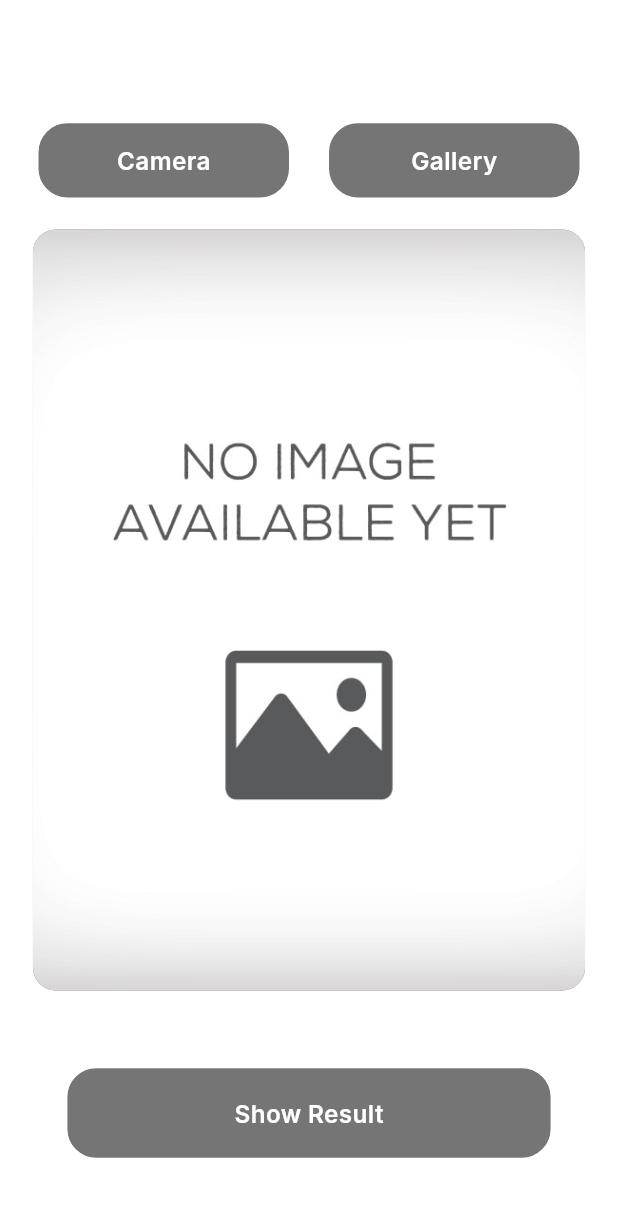
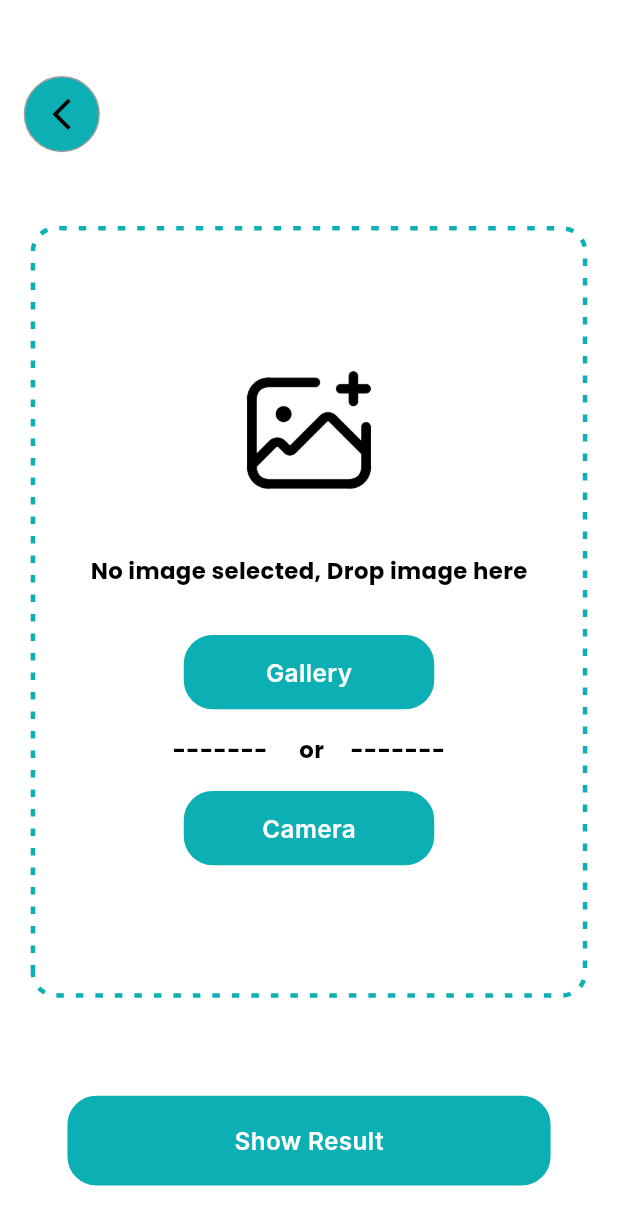
Before and after one commit to IbrahimElbazz/Brainpulse, a Flutter app: the GetImageBody screen opened directly, on a phone screen of 412 x 824 dp. Shown: the top 1225 px of the screen. Run offline on Flutter 3.47's test engine with Material 3 defaults, Android fonts, the phone set to English and light mode, and no system bars; drawn by our look-alikes of dotted_border; our stand-ins replace dartz, dio, flutter_bloc, flutter_screenutil, flutter_slidable, flutter_svg and 15 more; missing offline and left inert: dart:ffi, hawk_fab_menu; accounts and stored records are empty; generated files the repository leaves out were written again; Roboto replaces fonts that are missing (Inter).

Commit message:
update search filterd and get image ui

```diff
--- a/lib/core/Widgets/custom_circle_button_pop.dart
+++ b/lib/core/Widgets/custom_circle_button_pop.dart
@@ -1,3 +1,4 @@
+import 'package:brain_pulse/core/Theming/colors.dart';
 import 'package:brain_pulse/core/helpers/extentions.dart';
 import 'package:flutter/material.dart';
 import 'package:flutter_screenutil/flutter_screenutil.dart';
@@ -10,20 +11,20 @@ class CustomCircleButtonPop extends StatelessWidget {
   @override
   Widget build(BuildContext context) {
     return Container(
-      width: 40.w,
-      height: 40.h,
+      width: 50.w,
+      height: 50.h,
       decoration: BoxDecoration(
-        border: Border.all(color: Colors.grey),
-        shape: BoxShape.circle,
-      ),
+          border: Border.all(color: Colors.grey),
+          shape: BoxShape.circle,
+          color: ColorsApp.primary),
       child: Center(
         child: IconButton(
           onPressed: () {
             context.pop();
           },
-          icon:  Icon(
+          icon: Icon(
             size: 25,
-            Icons.arrow_back,
+            Icons.arrow_back_ios_new,
             color: Theme.of(context).appBarTheme.iconTheme?.color,
           ),
         ),
--- a/lib/features/history/logic/cubit/get_all_patients_cubit.dart
+++ b/lib/features/history/logic/cubit/get_all_patients_cubit.dart
@@ -23,7 +23,7 @@ class GetAllPatientsCubit extends Cubit<GetAllPatientsState> {
         await _getAllPatientsRepo.getAllPatients(page, itemPerPage);
     response.when(
       success: (data) async {
-        allPatients.addAll(data);
+        allPatients = data;
         _filterPatients();
         await HiveService.cacheData(data);
         emit(GetAllPatientsState.successGetAllPatients(data, false));
@@ -31,6 +31,8 @@ class GetAllPatientsCubit extends Cubit<GetAllPatientsState> {
       failure: (message) {
         final cachedData = HiveService.getCacheData();
         if (cachedData != null) {
+          allPatients = cachedData;
+          _filterPatients();
           emit(GetAllPatientsState.successGetAllPatients(cachedData, true));
         } else {
           emit(GetAllPatientsState.errorGetAllPatients(errorMessage: message));
--- a/lib/features/home/presentation/screens/widgets/get_image_body.dart
+++ b/lib/features/home/presentation/screens/widgets/get_image_body.dart
@@ -1,10 +1,13 @@
 import 'dart:io';
 
 import 'package:brain_pulse/core/Theming/colors.dart';
+import 'package:brain_pulse/core/Theming/text_style.dart';
+import 'package:brain_pulse/core/Widgets/custom_circle_button_pop.dart';
 import 'package:brain_pulse/core/helpers/extentions.dart';
 import 'package:brain_pulse/core/routing/routers.dart';
 
 import 'package:brain_pulse/features/home/presentation/screens/widgets/custom_button.dart';
+import 'package:dotted_border/dotted_border.dart';
 import 'package:flutter/material.dart';
 import 'package:flutter_screenutil/flutter_screenutil.dart';
 import 'package:image_picker/image_picker.dart';
@@ -22,51 +25,99 @@ class _GetImageBodyState extends State<GetImageBody> {
   Widget build(BuildContext context) {
     return Scaffold(
       backgroundColor: ColorsApp.white,
-      body: Column(
+      body: SingleChildScrollView(
+        child: Column(
           children: [
             Padding(
-            padding: EdgeInsets.only(top: 80.h),
-            child: Row(
-              mainAxisAlignment: MainAxisAlignment.spaceEvenly,
+              padding: EdgeInsets.only(top: 50.h, right: 300.w),
+              child: const CustomCircleButtonPop(),
+            ),
+            Padding(
+                padding: EdgeInsets.symmetric(vertical: 50.h, horizontal: 20.w),
+                child: DottedBorder(
+                  borderType: BorderType.RRect,
+                  radius: Radius.circular(15.r),
+                  strokeWidth: 3,
+                  dashPattern: [5, 8],
+                  color: ColorsApp.primary,
+                  child: Container(
+                      width: double.infinity,
+                      height: 500.h,
+                      decoration: BoxDecoration(
+                        color: ColorsApp.white,
+                        borderRadius: BorderRadius.circular(15.r),
+                        // image: DecorationImage(
+                        //   image: _image != null
+                        //       ? FileImage(_image!)
+                        //       : const AssetImage(
+                        //           "assets/images/products_noimageyet.jpg",
+                        //         ),
+                        //   fit: BoxFit.cover,
+                        // ),
+                      ),
+                      child: _image != null
+                          ? ClipRRect(
+                              borderRadius: BorderRadius.circular(15.r),
+                              child: Image.file(
+                                _image!,
+                                fit: BoxFit.cover,
+                                width: double.infinity,
+                                height: double.infinity,
+                              ),
+                            )
+                          : Column(
+                              mainAxisAlignment: MainAxisAlignment.center,
                               children: [
-                CustomButton(
-                  onTap: uploadcamera,
-                  text: "Camera",
-                  width: 140.w,
-                  height: 50.h,
+                                Image.asset(
+                                  "assets/images/image.png",
+                                  width: 100.w,
+                                  height: 100.h,
+                                ),
+                                SizedBox(
+                                  height: 30.h,
+                                ),
+                                Text(
+                                  "No image selected, Drop image here",
+                                  style: TextStyleApp.styleText(
+                                      15, ColorsApp.black, FontWeight.bold),
+                                ),
+                                SizedBox(
+                                  height: 30.h,
                                 ),
                                 CustomButton(
                                   onTap: uploadgallery,
                                   text: "Gallery",
                                   width: 140.w,
                                   height: 50.h,
+                                  color: ColorsApp.primary,
+                                ),
+                                SizedBox(
+                                  height: 15.h,
+                                ),
+                                Text(
+                                  "-------      or     -------",
+                                  style: TextStyleApp.styleText(
+                                      15, ColorsApp.black, FontWeight.bold),
+                                ),
+                                SizedBox(
+                                  height: 15.h,
+                                ),
+                                CustomButton(
+                                  onTap: uploadcamera,
+                                  text: "Camera",
+                                  width: 140.w,
+                                  height: 50.h,
+                                  color: ColorsApp.primary,
                                 ),
                               ],
-            ),
-          ),
-          Padding(
-              padding: EdgeInsets.symmetric(vertical: 20.h, horizontal: 20.w),
-              child: Container(
-                width: double.infinity,
-                height: 500.h,
-                decoration: BoxDecoration(
-                  color: ColorsApp.grey,
-                  borderRadius: BorderRadius.circular(15.r),
-                  image: DecorationImage(
-                    image: _image != null
-                        ? FileImage(_image!)
-                        : const AssetImage(
-                            "assets/images/products_noimageyet.jpg",
-                          ),
-                    fit: BoxFit.cover,
-                  ),
-                ),
+                            )),
                 )),
             Padding(
-            padding: EdgeInsets.symmetric(vertical: 30.h, horizontal: 40.w),
+              padding: EdgeInsets.symmetric(vertical: 15.h, horizontal: 40.w),
               child: CustomButton(
                 text: "Show Result",
                 width: double.infinity,
+                color: ColorsApp.primary,
                 height: 60.h,
                 onTap: () {
                   if (_image != null) {
@@ -83,6 +134,7 @@ class _GetImageBodyState extends State<GetImageBody> {
               //     text: "Send Report", width: double.infinity, height: 60.h),
             )
           ],
+        ),
       ),
     );
   }
--- a/pubspec.yaml
+++ b/pubspec.yaml
@@ -33,6 +33,7 @@ dependencies:
   cupertino_icons: ^1.0.8
   dartz: ^0.10.1
   dio: ^5.8.0+1
+  dotted_border: ^2.1.0
   flutter:
     sdk: flutter
   flutter_bloc: ^9.1.0
```
Also changed, not shown: lib/features/history/presentation/screens/history.dart (+14 -12 lines), assets/images/camera.png (added), assets/images/image.png (added), pubspec.lock, 4 other files. Lines whose indentation alone changed are shown as unchanged.
